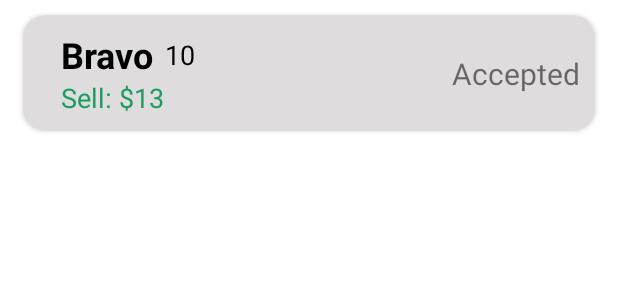
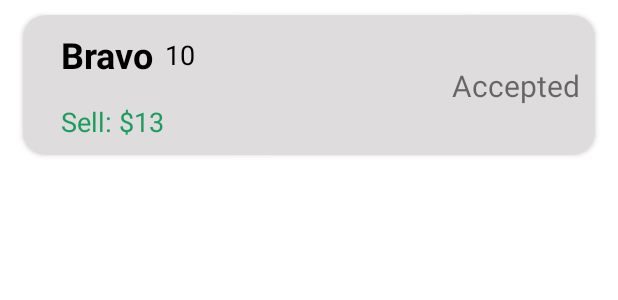
Before and after one commit to Shahrizod-Developer/Veryimportantexamwithgroup, an Android app: the layout item_order.xml on its own in the app's theme, with its tools: preview values and no code run, on a phone screen of 412 x 824 dp. Shown: the top 300 px of the screen. Run offline under Robolectric (Android 15) with nearby library versions, the phone set to English and light mode, and no system bars.

Commit message:
order screen added

```diff
--- a/client/src/main/res/layout/item_order.xml
+++ b/client/src/main/res/layout/item_order.xml
@@ -25,6 +25,7 @@
             android:textColor="@color/black"
             android:textSize="24sp"
             android:textStyle="bold"
+            android:layout_marginBottom="16dp"
             app:layout_constraintBottom_toTopOf="@id/tv_item_price"
             app:layout_constraintStart_toStartOf="parent"
             app:layout_constraintTop_toTopOf="parent"
@@ -36,6 +37,7 @@
             android:layout_height="wrap_content"
             android:layout_marginLeft="15dp"
             android:text="Sell: $13"
+            android:layout_marginTop="16dp"
             android:textColor="#1C9D5F"
             android:textSize="18sp"
             app:layout_constraintStart_toStartOf="parent"
@@ -50,7 +52,7 @@
             android:text="10"
             android:textColor="@color/black"
             android:textSize="18sp"
-            app:layout_constraintBottom_toTopOf="@+id/tv_item_price"
+            app:layout_constraintBottom_toBottomOf="@+id/tv_item_name"
             app:layout_constraintStart_toEndOf="@+id/tv_item_name"
             app:layout_constraintTop_toTopOf="@+id/tv_item_name"
             tools:ignore="HardcodedText" />
```
Also changed, not shown: client/src/main/res/layout/screen_orders.xml (added, +30 -0 lines).
